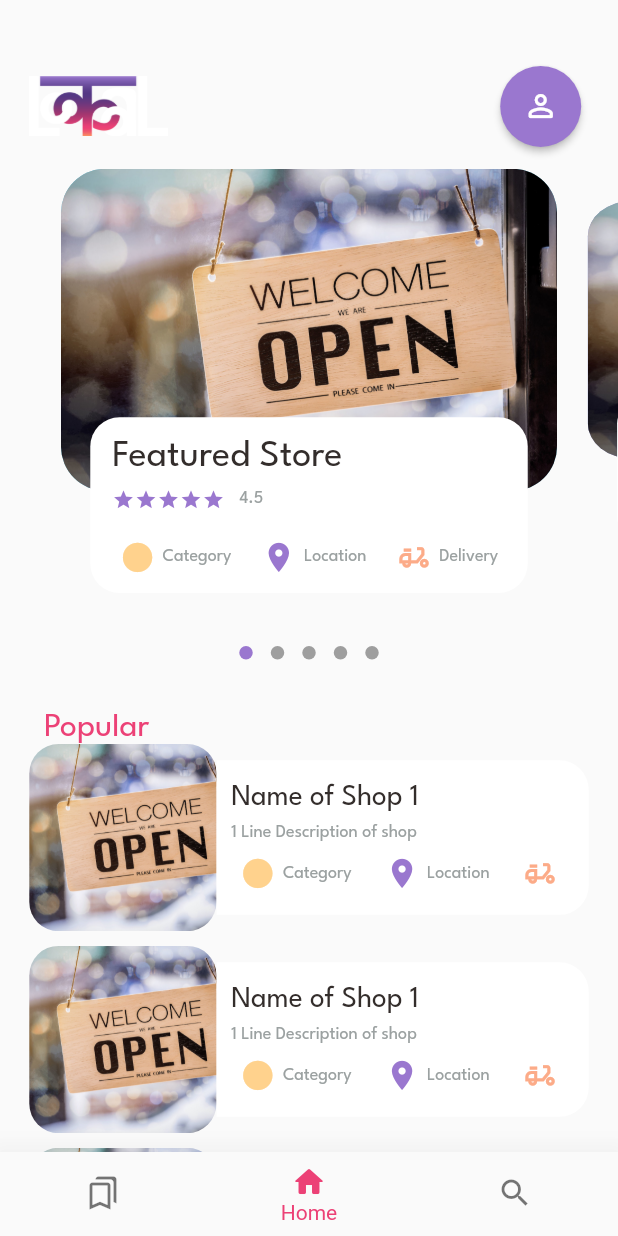
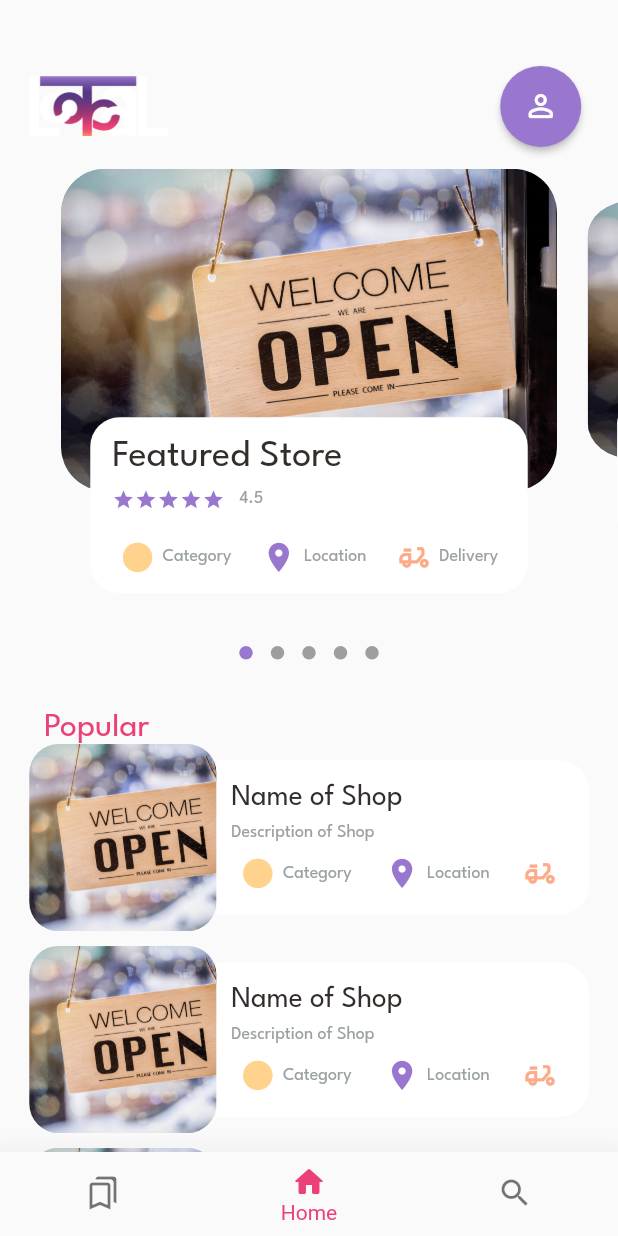
Before and after one commit to KanielPinto/lokal-app, a Flutter app: the screen it shows after launch, on a phone screen of 412 x 824 dp. Run offline on Flutter 3.47's test engine with Material 2 defaults, Android fonts, the phone set to English and light mode, and no system bars; drawn by our look-alikes of dots_indicator; our stand-ins replace get.

```diff
--- a/lokal_app_v1/lib/main.dart
+++ b/lokal_app_v1/lib/main.dart
@@ -1,6 +1,7 @@
 // ignore_for_file: prefer_const_constructors
 
 import 'package:flutter/material.dart';
+import 'package:flutter/services.dart';
 import 'package:get/get.dart';
 import 'package:lokal_app_v1/pages/homepage/main_store.dart';
 import 'package:lokal_app_v1/pages/splash/splash_page.dart';
@@ -23,6 +24,7 @@ class MyApp extends StatelessWidget {
     return GetMaterialApp(
       debugShowCheckedModeBanner: false,
       title: 'Flutter Demo',
+
       darkTheme: ThemeData.dark(),
       //home: MainStore(),
       initialRoute: RouteHelper.getSplashPage(),
--- a/lokal_app_v1/lib/pages/homepage/home_page_body.dart
+++ b/lokal_app_v1/lib/pages/homepage/home_page_body.dart
@@ -138,12 +138,11 @@ class _HomePageBodyState extends State<HomePageBody> {
                               crossAxisAlignment: CrossAxisAlignment.start,
                               mainAxisAlignment: MainAxisAlignment.center,
                               children: [
-                                HeaderText(text: "Name of Shop 1"),
+                                HeaderText(text: "Name of Shop"),
                                 SizedBox(
                                   height: Dimensions.height10,
                                 ),
-                                SubtitleText(
-                                    text: "1 Line Description of shop"),
+                                SubtitleText(text: "Description of Shop"),
                                 SizedBox(
                                   height: Dimensions.height10,
                                 ),
--- a/lokal_app_v1/lib/routes/route_helper.dart
+++ b/lokal_app_v1/lib/routes/route_helper.dart
@@ -9,17 +9,21 @@ class RouteHelper {
   static const String initial = '/';
   static const String popularStore = "/popular-store";
 
-  static String getPopularStore() => '$popularStore';
-  static String getSplashPage() => '$splashPage';
-  static String getInitial() => '$initial';
+  static String getPopularStore() => popularStore;
+  static String getSplashPage() => splashPage;
+  static String getInitial() => initial;
 
   static List<GetPage> routes = [
-    GetPage(name: splashPage, page: () => SplashScreen()),
+    GetPage(name: splashPage, page: () => const SplashScreen()),
     GetPage(
-        name: "/", page: () => HomePage(), transition: Transition.leftToRight),
+      name: "/",
+      transition: Transition.leftToRight,
+      page: () => const HomePage(),
+    ),
     GetPage(
-        name: popularStore,
-        page: () => PopularStore(),
-        transition: Transition.rightToLeftWithFade),
+      name: popularStore,
+      transition: Transition.rightToLeftWithFade,
+      page: () => const PopularStore(),
+    ),
   ];
 }
```
Also changed, not shown: 1 other file.
